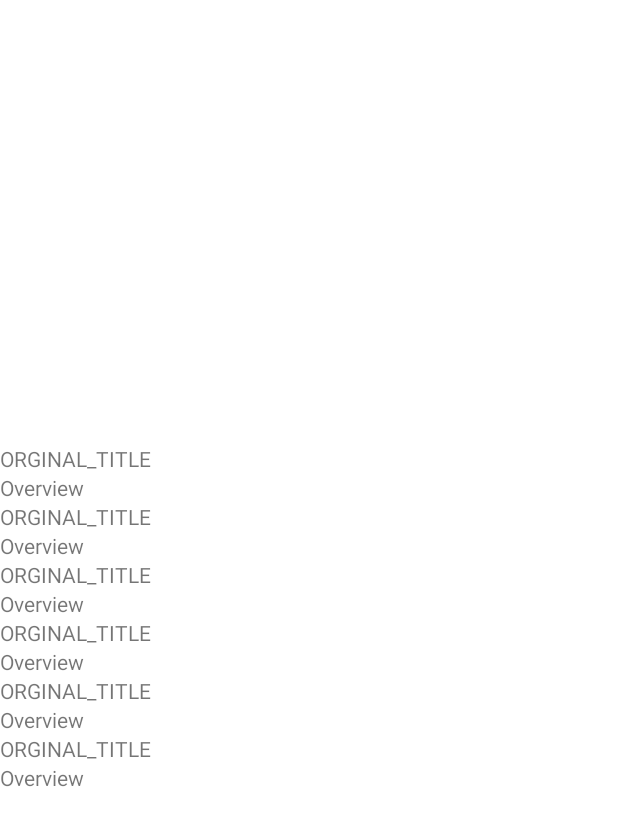
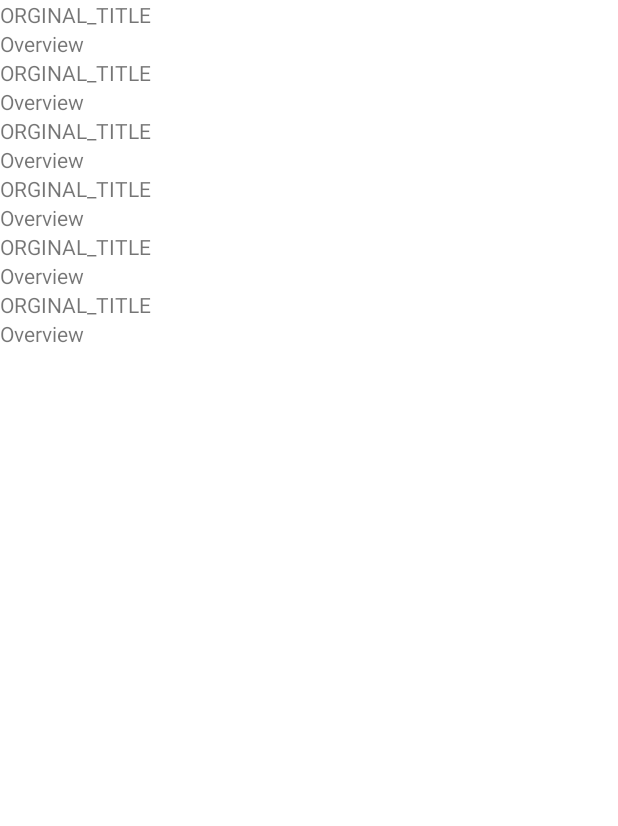
Before and after one commit to goranHub/MovieApp, an Android app: the layout fragment_top_movie.xml on its own in the app's theme, with its tools: preview values and no code run, on a phone screen of 412 x 824 dp. Shown: the top 826 px of the screen. Run offline under Robolectric (Android 15) with nearby library versions, the phone set to English and light mode, and no system bars.

```diff
--- a/app/src/main/java/com/sicoapp/movieapp/ui/topMovies/TopMoviesFragment.kt
+++ b/app/src/main/java/com/sicoapp/movieapp/ui/topMovies/TopMoviesFragment.kt
@@ -17,6 +17,7 @@ import com.sicoapp.movieapp.utils.ITEM_ID
 class TopMoviesFragment : Fragment() {
 
     private lateinit var binding : FragmentTopMovieBinding
+    private  val viewModel by lazy {  TopMoviesViewModel() }
 
     override fun onCreate(savedInstanceState: Bundle?) {
         super.onCreate(savedInstanceState)
@@ -30,9 +31,7 @@ class TopMoviesFragment : Fragment() {
         savedInstanceState: Bundle?
     ): View? {
         binding = DataBindingUtil.inflate(inflater, R.layout.fragment_top_movie, container, false)
-        val recyclerView = binding.recylerViewFragmentTopMovie
-        recyclerView.layoutManager = LinearLayoutManager(context)
-        TopMoviesViewModel().retrofitCall(recyclerView);
+        binding.data = viewModel
         return binding.root
     }
 }
--- a/app/src/main/res/layout/fragment_top_movie.xml
+++ b/app/src/main/res/layout/fragment_top_movie.xml
@@ -1,8 +1,15 @@
 <layout
+
+
     xmlns:android="http://schemas.android.com/apk/res/android"
     xmlns:tools="http://schemas.android.com/tools"
     xmlns:app="http://schemas.android.com/apk/res-auto">
 
+    <data>
+        <variable
+            name="data"
+            type="com.sicoapp.movieapp.ui.topMovies.TopMoviesViewModel" />
+    </data>
     <androidx.constraintlayout.widget.ConstraintLayout
         android:layout_width="match_parent"
         android:layout_height="match_parent"
@@ -12,11 +19,13 @@
         <androidx.recyclerview.widget.RecyclerView
             android:id="@+id/recylerViewFragmentTopMovie"
             android:layout_width="0dp"
-            android:layout_height="wrap_content"
+            android:layout_height="0dp"
             app:layout_constraintBottom_toBottomOf="parent"
             app:layout_constraintEnd_toEndOf="parent"
             app:layout_constraintStart_toStartOf="parent"
             app:layout_constraintTop_toTopOf="parent"
+            app:setAdapter="@{data.topMovieAdapter}"
+            app:layoutManager="androidx.recyclerview.widget.LinearLayoutManager"
             tools:itemCount="20"
             tools:listitem="@layout/item_movie"/>
 
```
Also changed, not shown: app/src/main/java/com/sicoapp/movieapp/ui/fightClub/FightClubFragment.kt (+8 -4 lines), app/src/main/java/com/sicoapp/movieapp/ui/fightClub/FightClubViewModel.kt (+7 -11 lines), app/src/main/java/com/sicoapp/movieapp/ui/topMovies/TopMoviesViewModel.kt (+5 -8 lines), app/src/main/res/layout/fragment_fight_club.xml (+11 -1 lines).
